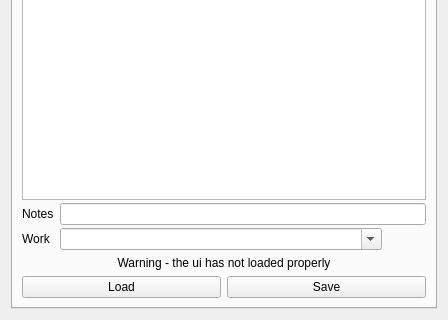
This is python/pini/tools/helper/pini_helper.ui in CBSDigital/pini-dev as Qt 5 draws it before an edit; both pictures show x 0 to 448 and y 564 to 884 of the 448 by 884 pixel window. The edited form follows.
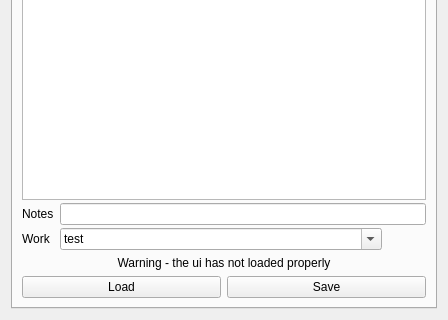
This is the edited form. Icons and pictures are not drawn. Custom widgets are drawn as their Qt base class.

```diff
--- a/python/pini/tools/helper/pini_helper.ui
+++ b/python/pini/tools/helper/pini_helper.ui
@@ -345,6 +345,11 @@
                <property name="editable">
                 <bool>true</bool>
                </property>
+               <item>
+                <property name="text">
+                 <string>test</string>
+                </property>
+               </item>
               </widget>
              </item>
              <item>
```
